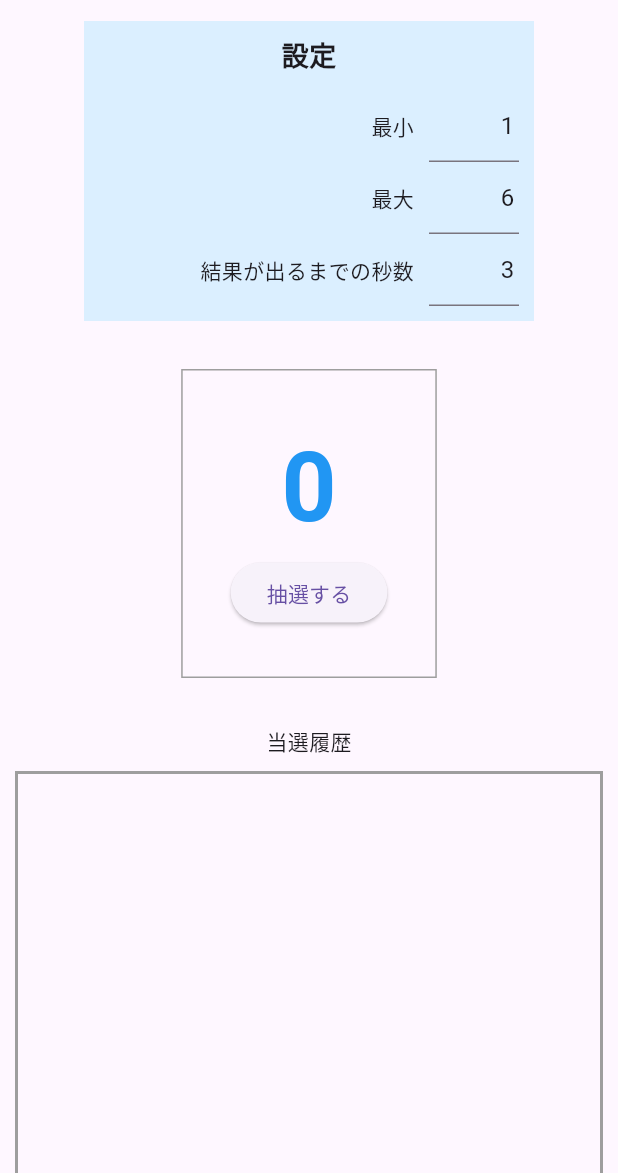
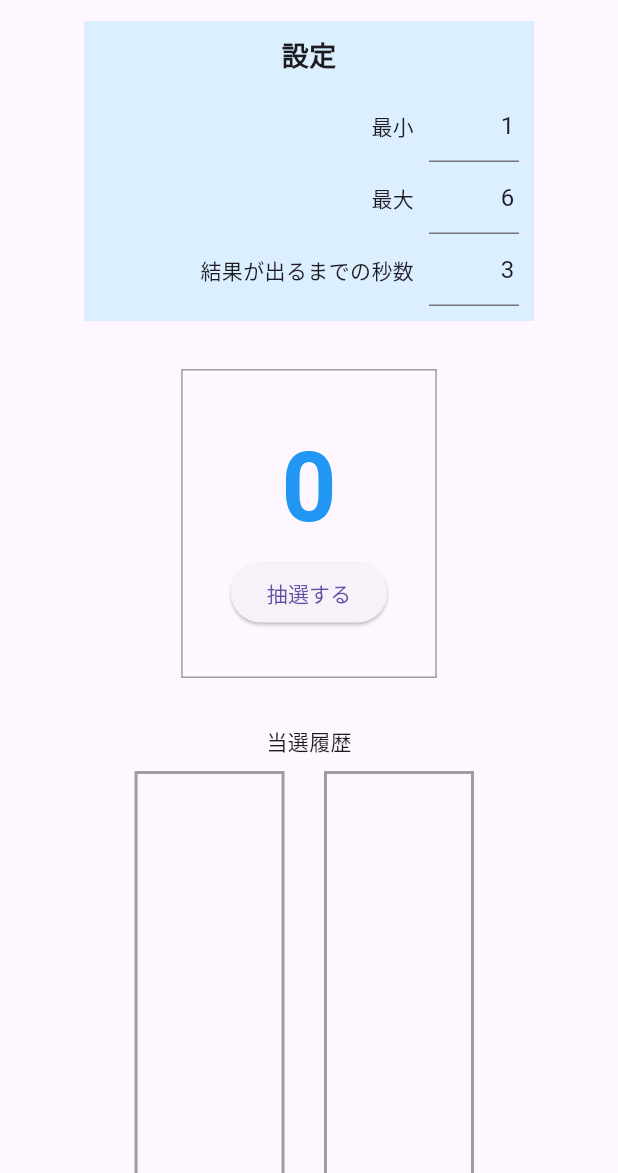
Before and after one commit to dj-kusuha/lottery, a Flutter app: the screen it shows after launch, on a phone screen of 412 x 824 dp, the part 63-1236 px from its top. Run offline on Flutter 3.47's test engine with Material 3 defaults, Android fonts, the light colour scheme and no system bars; our stand-ins replace flutter_hooks, hooks_riverpod, riverpod_annotation; generated files the repository leaves out were written again.

Commit message:
feature: 当選履歴をクリップボードにコピーできるように

```diff
--- a/lib/view/history_widget.dart
+++ b/lib/view/history_widget.dart
@@ -1,39 +1,77 @@
 import 'package:flutter/material.dart';
+import 'package:flutter/services.dart';
+import 'package:flutter_hooks/flutter_hooks.dart';
 import 'package:hooks_riverpod/hooks_riverpod.dart';
 import '../state/history_state.dart';
 
-class HistoryWidget extends ConsumerWidget {
+class HistoryWidget extends HookConsumerWidget {
   const HistoryWidget({super.key});
 
   @override
   Widget build(BuildContext context, WidgetRef ref) {
     final history = ref.watch(historyStateProvider);
+    final historyText = history.join(', ');
 
-    return Column(children: [
+    return Column(
+      children: [
         const Text('当選履歴'),
-      Container(
-        height: 400,
-        margin: const EdgeInsets.all(10),
-        decoration: BoxDecoration(
-          border: Border.all(
-            color: Colors.grey,
-            width: 2,
-          ),
-        ),
-        child: ListView.separated(
+        Row(
+          mainAxisAlignment: MainAxisAlignment.center,
+          crossAxisAlignment: CrossAxisAlignment.start,
+          children: [
+            _buildHistoryList(
+              history: history,
+              child: ListView.builder(
                 itemBuilder: (context, index) {
                   return ListTile(
-              title: Text('${history[index]}'),
+                    title:
+                        Text('[${history.length - index}]  ${history[index]}'),
                     textColor: index.isEven ? Colors.blue : Colors.orange,
                     titleTextStyle: const TextStyle(
                       fontWeight: FontWeight.bold,
                     ),
                   );
                 },
-          separatorBuilder: (context, index) => const Divider(),
                 itemCount: history.length,
               ),
             ),
-    ]);
+            Column(
+              children: [
+                _buildHistoryList(
+                  history: history,
+                  child: SelectableText(historyText),
+                ),
+                ElevatedButton(
+                  onPressed: () {
+                    Clipboard.setData(ClipboardData(text: historyText));
+                    ScaffoldMessenger.of(context).showSnackBar(
+                      const SnackBar(
+                        content: Text('履歴がクリップボードにコピーされました。'),
+                      ),
+                    );
+                  },
+                  child: const Text('履歴をコピー'),
+                ),
+              ],
+            ),
+          ],
+        ),
+      ],
+    );
+  }
+
+  Widget _buildHistoryList({
+    required List<int> history,
+    required Widget child,
+  }) {
+    return Container(
+      height: 400,
+      width: 100,
+      margin: const EdgeInsets.all(10),
+      decoration: BoxDecoration(
+        border: Border.all(color: Colors.grey, width: 2),
+      ),
+      child: child,
+    );
   }
 }
```
Lines whose indentation alone changed are shown as unchanged.
